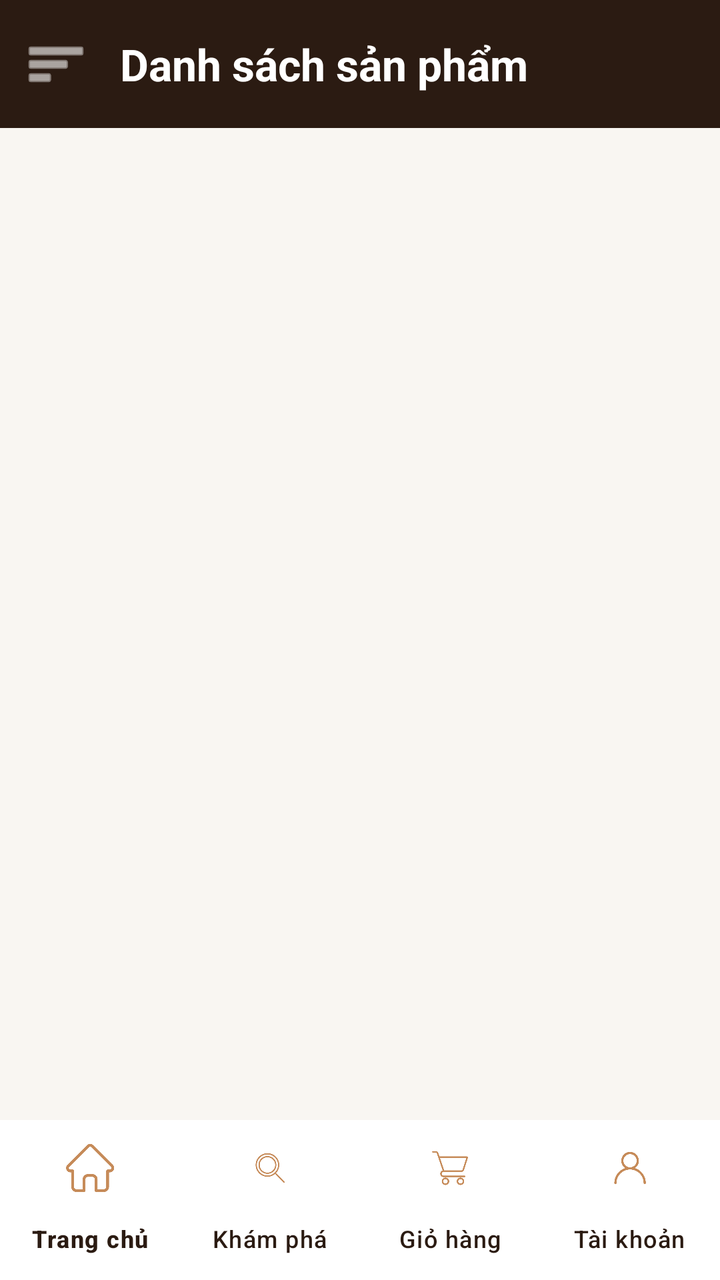
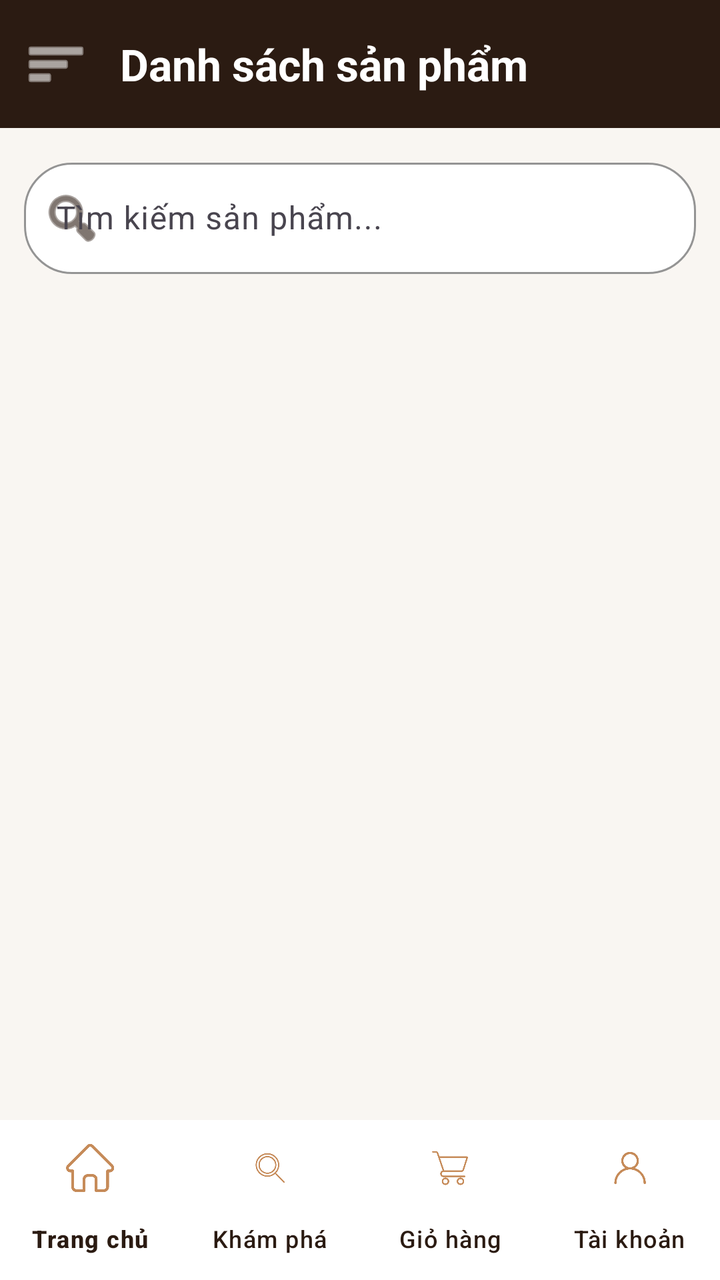

An Android layout rendered at two revisions. The XML below is the earlier revision; the diff shows what the commit changed to produce the second picture.
<!-- AndroidManifest.xml: application theme Theme.MobilePro -->
<!-- res/layout/activity_product_list.xml -->
<?xml version="1.0" encoding="utf-8"?>

<androidx.drawerlayout.widget.DrawerLayout
    xmlns:android="http://schemas.android.com/apk/res/android"
    xmlns:app="http://schemas.android.com/apk/res-auto"
    android:id="@+id/drawerLayout"
    android:layout_width="match_parent"
    android:layout_height="match_parent">

    <LinearLayout
        android:layout_width="match_parent"
        android:layout_height="match_parent"
        android:background="@color/cream"
        android:orientation="vertical">

        <com.google.android.material.appbar.MaterialToolbar
            android:id="@+id/topAppBar"
            android:layout_width="match_parent"
            android:layout_height="?attr/actionBarSize"
            android:background="@color/brown"
            app:navigationIcon="@android:drawable/ic_menu_sort_by_size"
            app:navigationIconTint="@color/white"
            app:title="Danh sách sản phẩm"
            app:titleTextAppearance="@style/ToolbarTitleBold"
            app:titleTextColor="@color/white" />

        <ListView
            android:id="@+id/listView"
            android:layout_width="match_parent"
            android:layout_height="0dp"
            android:layout_weight="1"
            android:clipToPadding="false"
            android:divider="@android:color/transparent"
            android:dividerHeight="10dp"
            android:paddingHorizontal="12dp"
            android:paddingVertical="12dp" />

        <com.google.android.material.bottomnavigation.BottomNavigationView
            android:id="@+id/bottomNav"
            android:layout_width="match_parent"
            android:layout_height="wrap_content"
            android:background="@color/white"
            app:itemActiveIndicatorStyle="@null"
            app:itemIconTint="@color/caramel"
            app:itemTextColor="@color/brown"
            app:labelVisibilityMode="labeled"
            app:menu="@menu/bottom_nav_menu" />

    </LinearLayout>

    <com.google.android.material.navigation.NavigationView
        android:id="@+id/navigationView"
        android:layout_width="wrap_content"
        android:layout_height="match_parent"
        android:layout_gravity="start"
        android:background="@color/cream"
        app:itemIconTint="@color/brown"
        app:itemTextColor="@color/brown"
        app:menu="@menu/drawer_menu" />

</androidx.drawerlayout.widget.DrawerLayout>
<!-- resources referenced by this layout -->
<resources>
  <color name="brown">#2B1B12</color>
  <color name="caramel">#C68B59</color>
  <color name="cream">#F9F6F2</color>
  <color name="white">#FFFFFFFF</color>
  <style name="ToolbarTitleBold" parent="TextAppearance.Material3.TitleLarge">
          <item name="android:textStyle">bold</item>
      </style>
  <style name="Theme.MobilePro" parent="Base.Theme.MobilePro" />
  <style name="Base.Theme.MobilePro" parent="Theme.Material3.DayNight.NoActionBar">
          
          
      </style>
</resources>

<!-- the commit's change to res/layout/activity_product_list.xml (unified diff, before → after) -->
@@ -24,6 +24,49 @@
             app:titleTextAppearance="@style/ToolbarTitleBold"
             app:titleTextColor="@color/white" />
 
+        <com.google.android.material.textfield.TextInputLayout
+            style="@style/Widget.Material3.TextInputLayout.OutlinedBox"
+            android:layout_width="match_parent"
+            android:layout_height="wrap_content"
+            android:layout_marginHorizontal="12dp"
+            android:layout_marginTop="12dp"
+            android:hint="Tìm kiếm sản phẩm..."
+            app:boxBackgroundColor="@color/white"
+            app:boxCornerRadiusBottomEnd="24dp"
+            app:boxCornerRadiusBottomStart="24dp"
+            app:boxCornerRadiusTopEnd="24dp"
+            app:boxCornerRadiusTopStart="24dp"
+            app:boxStrokeColor="@color/brown"
+            app:endIconMode="clear_text"
+            app:startIconDrawable="@android:drawable/ic_menu_search"
+            app:startIconTint="@color/brown">
+
+            <com.google.android.material.textfield.TextInputEditText
+                android:id="@+id/edtSearch"
+                android:layout_width="match_parent"
+                android:layout_height="wrap_content"
+                android:inputType="text"
+                android:maxLines="1"
+                android:textColor="@color/brown" />
+        </com.google.android.material.textfield.TextInputLayout>
+
+        <HorizontalScrollView
+            android:layout_width="match_parent"
+            android:layout_height="wrap_content"
+            android:clipToPadding="false"
+            android:paddingHorizontal="12dp"
+            android:paddingVertical="8dp"
+            android:scrollbars="none">
+
+            <com.google.android.material.chip.ChipGroup
+                android:id="@+id/chipGroupCategory"
+                android:layout_width="wrap_content"
+                android:layout_height="wrap_content"
+                app:selectionRequired="true"
+                app:singleLine="true"
+                app:singleSelection="true" />
+        </HorizontalScrollView>
+
         <ListView
             android:id="@+id/listView"
             android:layout_width="match_parent"
@@ -33,7 +76,7 @@
             android:divider="@android:color/transparent"
             android:dividerHeight="10dp"
             android:paddingHorizontal="12dp"
-            android:paddingVertical="12dp" />
+            android:paddingBottom="12dp" />
 
         <com.google.android.material.bottomnavigation.BottomNavigationView
             android:id="@+id/bottomNav"
